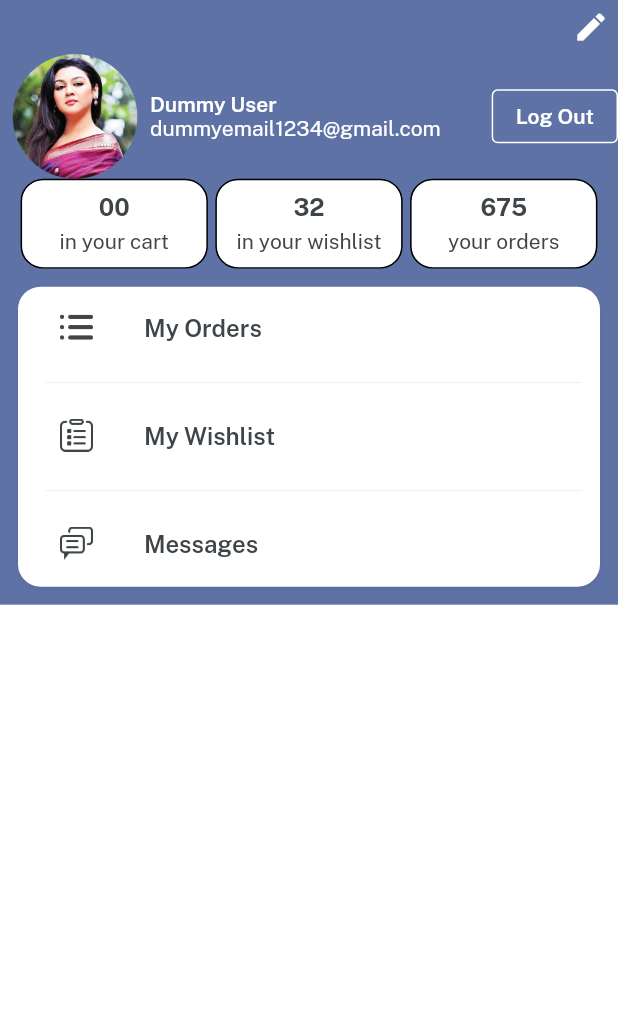
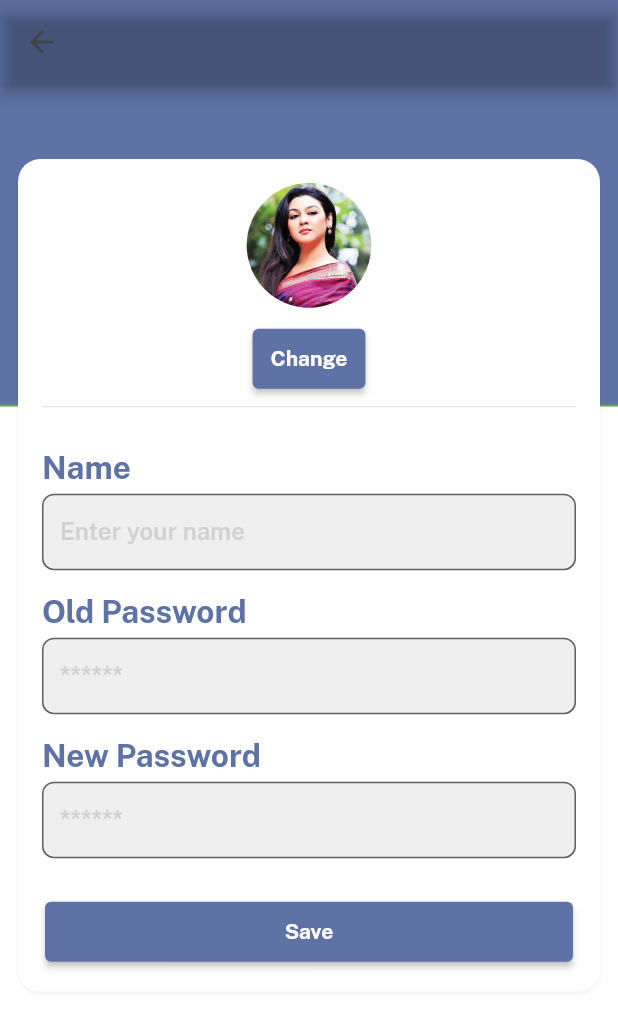
Before and after one commit to upasana-khatiwada/eCommerce-App-with-firebase, a Flutter app: the ProfileScreen screen opened directly, after a tap on the "edit" icon, on a phone screen of 412 x 824 dp. Shown: the top 1009 px of the screen. Run offline on Flutter 3.47's test engine with Material 2 defaults, Android fonts, the phone set to English and light mode, and no system bars; our stand-ins replace cloud_firestore, firebase_auth, firebase_core, get, image_picker, velocity_x; accounts and stored records are empty; network calls fail.

Commit message:
profile edit

```diff
--- a/lib/controllers/auth_controller.dart
+++ b/lib/controllers/auth_controller.dart
@@ -110,9 +110,9 @@ class AuthController extends GetxController {
       'password': password,
       'imageUrl': '',
        'id': currentUser!.uid,
-      // 'cart_count': "00",
-      // 'order_count': "00",
-      // 'wishlist_count': "00",
+      'cart_count': "00",
+      'order_count': "00",
+      'wishlist_count': "00",
     });
   }
 
--- /dev/null
+++ b/lib/controllers/profile_controller.dart
@@ -0,0 +1,19 @@
+import 'package:flutter/services.dart';
+import 'package:get/get.dart';
+import 'package:image_picker/image_picker.dart';
+import 'package:velocity_x/velocity_x.dart';
+
+class ProfileController extends GetxController{
+
+  var profileImgPath = ''.obs;
+
+  changeImage(context) async{
+   try{
+     final img = await ImagePicker().pickImage(source: ImageSource.gallery,imageQuality: 70);
+    if(img == null) return;
+    profileImgPath.value = img.path;
+   }on PlatformException catch (e){
+    VxToast.show(context, msg: e.toString());
+   }
+  }
+}
--- a/lib/views/auth_screen/signup_screen.dart
+++ b/lib/views/auth_screen/signup_screen.dart
@@ -139,7 +139,7 @@ class _SignUpScreenState extends State<SignUpScreen> {
                               auth.signOut();
                               //VxToast.show(context, msg: e.toString());
                               // controller.isloading(false);
-                               print("Error during signup: $e"); // Print the error message
+                               // Print the error message
                             }
                           }
                         }).box.width(context.screenWidth - 50).make(),
--- /dev/null
+++ b/lib/views/profile_screen/edit_profile_screen.dart
@@ -0,0 +1,63 @@
+import 'dart:io';
+
+import 'package:ecommerce_app_with_firebase/common_widgets/bg_widget.dart';
+import 'package:ecommerce_app_with_firebase/common_widgets/custom_text_fields.dart';
+import 'package:ecommerce_app_with_firebase/common_widgets/my_button.dart';
+import 'package:ecommerce_app_with_firebase/consts/colors.dart';
+import 'package:ecommerce_app_with_firebase/consts/images.dart';
+import 'package:ecommerce_app_with_firebase/consts/strings.dart';
+import 'package:ecommerce_app_with_firebase/controllers/profile_controller.dart';
+import 'package:flutter/material.dart';
+import 'package:get/get.dart';
+import 'package:velocity_x/velocity_x.dart';
+
+class EditProfileScreen extends StatelessWidget {
+  const EditProfileScreen({super.key});
+
+  @override
+  Widget build(BuildContext context) {
+     var controller = Get.find<ProfileController>();
+    return bgWidget(
+        child: Scaffold(
+      resizeToAvoidBottomInset: false,
+      appBar: AppBar(),
+      body: Obx(()=> SingleChildScrollView(
+          child: Column(
+            mainAxisSize: MainAxisSize.min,
+            children: [
+             controller.profileImgPath.isEmpty? Image.asset(imgProfile2, width: 100, fit: BoxFit.cover)
+                  .box
+                  .roundedFull
+                  .clip(Clip.antiAlias)
+                  .make(): Image.file(File(controller.profileImgPath.value),
+                  width: 100,
+                  fit: BoxFit.cover,).box.roundedFull.clip(Clip.antiAlias).make(),
+              10.heightBox,
+              myButton(
+                  color: bermudaGrey,
+                  onPress: () {
+                   controller.changeImage(context);
+                  },
+                  textColor: whiteColor,
+                  title: "Change"),
+              const Divider(),
+              20.heightBox,
+              //edit name
+              customTextField(hint: nameHint, title: name, isPass: false),
+              10.heightBox,
+              //write old password
+              customTextField(hint: passwordHint, title: oldpass, isPass: true),
+              10.heightBox,
+              //write new password
+              customTextField(hint: passwordHint, title: newpass, isPass: true),
+              20.heightBox,
+              SizedBox(
+                 width: context.screenWidth - 60,
+                child: myButton(color: bermudaGrey,onPress: (){}, textColor: whiteColor,title: "Save")),
+            ],
+          ).box.white.shadowSm.padding(const EdgeInsets.all(16)).margin(const EdgeInsets.only(top: 50,left: 12, right: 12)).rounded.make(),
+        ),
+      ),
+    ));
+  }
+}
--- a/lib/views/profile_screen/profile_screen.dart
+++ b/lib/views/profile_screen/profile_screen.dart
@@ -3,8 +3,11 @@ import 'package:ecommerce_app_with_firebase/consts/colors.dart';
 import 'package:ecommerce_app_with_firebase/consts/images.dart';
 import 'package:ecommerce_app_with_firebase/consts/lists.dart';
 import 'package:ecommerce_app_with_firebase/consts/strings.dart';
+import 'package:ecommerce_app_with_firebase/controllers/profile_controller.dart';
 import 'package:ecommerce_app_with_firebase/views/profile_screen/components/details_button.dart';
+import 'package:ecommerce_app_with_firebase/views/profile_screen/edit_profile_screen.dart';
 import 'package:flutter/material.dart';
+import 'package:get/get.dart';
 import 'package:velocity_x/velocity_x.dart';
 
 class ProfileScreen extends StatelessWidget {
@@ -12,6 +15,7 @@ class ProfileScreen extends StatelessWidget {
 
   @override
   Widget build(BuildContext context) {
+    var controller = Get.put(ProfileController());
     return bgWidget(
         child: Scaffold(
       body: SafeArea(
@@ -26,7 +30,9 @@ class ProfileScreen extends StatelessWidget {
                 Icons.edit,
                 color: whiteColor,
               ),
-                ).onTap(() {}),
+            ).onTap(() {
+              Get.to(() => EditProfileScreen());
+            }),
           ),
           //users details section
           Row(
@@ -36,7 +42,6 @@ class ProfileScreen extends StatelessWidget {
                   .roundedFull
                   .clip(Clip.antiAlias)
                   .make(),
-
               Expanded(
                   child: Column(
                 crossAxisAlignment: CrossAxisAlignment.start,
@@ -58,9 +63,11 @@ class ProfileScreen extends StatelessWidget {
           ),
           // 20.heightBox,
           Padding(
-                padding: const EdgeInsets.only(left: 10,right: 10),
+            padding: const EdgeInsets.only(left: 10, right: 10),
             child: SingleChildScrollView(
               scrollDirection: Axis.horizontal,
+              child: Container(
+                color: Colors.transparent,
                 child: Row(
                   mainAxisAlignment: MainAxisAlignment.spaceAround,
                   children: [
@@ -70,7 +77,7 @@ class ProfileScreen extends StatelessWidget {
                         title: "in your cart"),
                     5.widthBox,
                     detailsCard(
-                          width: context.screenWidth / 3.3,
+                        width: context.screenWidth / 3,
                         count: "32",
                         title: "in your wishlist"),
                     5.widthBox,
@@ -82,6 +89,7 @@ class ProfileScreen extends StatelessWidget {
                 ),
               ),
             ),
+          ),
 
           //buttons section
 
@@ -89,10 +97,16 @@ class ProfileScreen extends StatelessWidget {
             shrinkWrap: true,
             itemBuilder: (BuildContext context, int index) {
               return ListTile(
-                      leading: Image.asset(profileButtonsIcon[index],
+                leading: Image.asset(
+                  profileButtonsIcon[index],
                   width: 22,
-                      color: darkFontGrey,),
-                      title: profileButtonsList[index].text.fontFamily(semibold).color(darkFontGrey).make(),
+                  color: darkFontGrey,
+                ),
+                title: profileButtonsList[index]
+                    .text
+                    .fontFamily(semibold)
+                    .color(darkFontGrey)
+                    .make(),
               );
             },
             separatorBuilder: (context, index) {
@@ -102,7 +116,17 @@ class ProfileScreen extends StatelessWidget {
               );
             },
             itemCount: profileButtonsList.length,
-                  ).box.white.rounded.margin(const EdgeInsets.all(12)).padding(const EdgeInsets.symmetric(horizontal: 12)).shadowSm.make().box.color(bermudaGrey).make(),
+          )
+              .box
+              .white
+              .rounded
+              .margin(const EdgeInsets.all(12))
+              .padding(const EdgeInsets.symmetric(horizontal: 12))
+              .shadowSm
+              .make()
+              .box
+              .color(bermudaGrey)
+              .make(),
         ],
       )),
     ));
```
Lines whose indentation alone changed are shown as unchanged.
